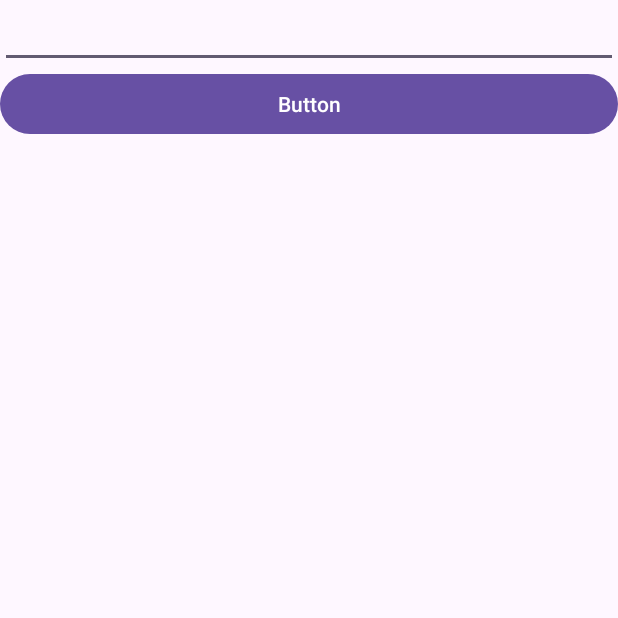
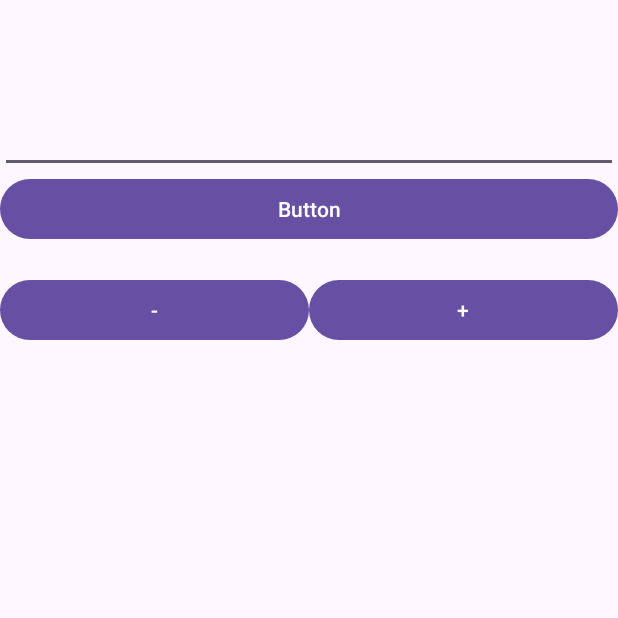
Before and after one commit to daaniidam/MOVILES, an Android app: the screen it shows after launch (MainActivity), on a phone screen of 412 x 824 dp, the top half of it. Run offline under Robolectric (Android 15) with nearby library versions, the phone set to English and light mode, and no system bars; our stand-ins replace navigation-ui.

Commit message:
version 2 edad mayor

```diff
--- a/MayorEdad/app/src/main/java/com/example/mayoredad/MainActivity.kt
+++ b/MayorEdad/app/src/main/java/com/example/mayoredad/MainActivity.kt
@@ -28,6 +28,8 @@ class MainActivity : AppCompatActivity() {
         val numero : EditText = findViewById<EditText>(R.id.editTextText)
         val boton : Button = findViewById<Button>(R.id.button)
         val texto : TextView = findViewById<TextView>(R.id.textView2)
+        val menos : Button = findViewById(R.id.menos)
+        val mas : Button = findViewById(R.id.mas)
         boton.setOnClickListener {
             //recoger el valor del campo texto, tendremos que pasarlo a entero
             val numeroRes = numero.text.toString().toIntOrNull()
@@ -45,6 +47,18 @@ class MainActivity : AppCompatActivity() {
             else "Tienes justo 18 años"
 
         }
+
+        menos.setOnClickListener {
+            val valorActual = numero.text.toString().toIntOrNull() ?: 0
+            val nuevoValor = if (valorActual > 0) valorActual - 1 else 0
+            numero.setText(nuevoValor.toString())
+        }
+
+        mas.setOnClickListener {
+            val valorActual = numero.text.toString().toIntOrNull() ?: 0
+            val nuevoValor = valorActual + 1
+            numero.setText(nuevoValor.toString())
+        }
     }
 
 }
--- a/MayorEdad/app/src/main/res/layout/activity_main.xml
+++ b/MayorEdad/app/src/main/res/layout/activity_main.xml
@@ -15,7 +15,7 @@
         <EditText
             android:id="@+id/editTextText"
             android:layout_width="match_parent"
-            android:layout_height="wrap_content"
+            android:layout_height="115dp"
             android:ems="10"
             android:inputType="text"
             android:text="" />
@@ -31,5 +31,27 @@
             android:layout_width="match_parent"
             android:layout_height="wrap_content"
             android:text="" />
+
+        <LinearLayout
+            android:layout_width="match_parent"
+            android:layout_height="match_parent"
+            android:orientation="horizontal">
+
+            <Button
+                android:id="@+id/menos"
+                android:layout_width="wrap_content"
+                android:layout_height="wrap_content"
+                android:layout_weight="1"
+                android:text="-" />
+
+            <Button
+                android:id="@+id/mas"
+                android:layout_width="wrap_content"
+                android:layout_height="wrap_content"
+                android:layout_weight="1"
+                android:text="+" />
+        </LinearLayout>
+
     </LinearLayout>
+
 </androidx.coordinatorlayout.widget.CoordinatorLayout>
```
Also changed, not shown: Adivinanza/app/src/main/res/xml/activity_main_xml_linearlayout_scene.xml (added, +19 -0 lines).
